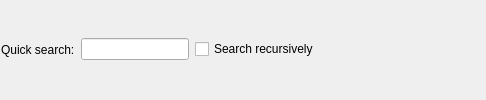
Old version of the form gui/resources/node_f_box.ui in the repository arxsys/dff-ui.
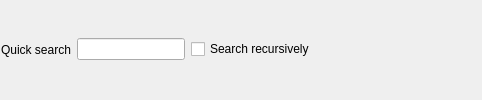
New version of the form. Icons and pictures are not drawn.

Diff of the .ui file:
```diff
--- a/gui/resources/node_f_box.ui
+++ b/gui/resources/node_f_box.ui
@@ -21,7 +21,7 @@
    <item>
     <widget class="QLabel" name="label">
      <property name="text">
-      <string>Quick search:</string>
+      <string>Quick search</string>
      </property>
     </widget>
    </item>
```
